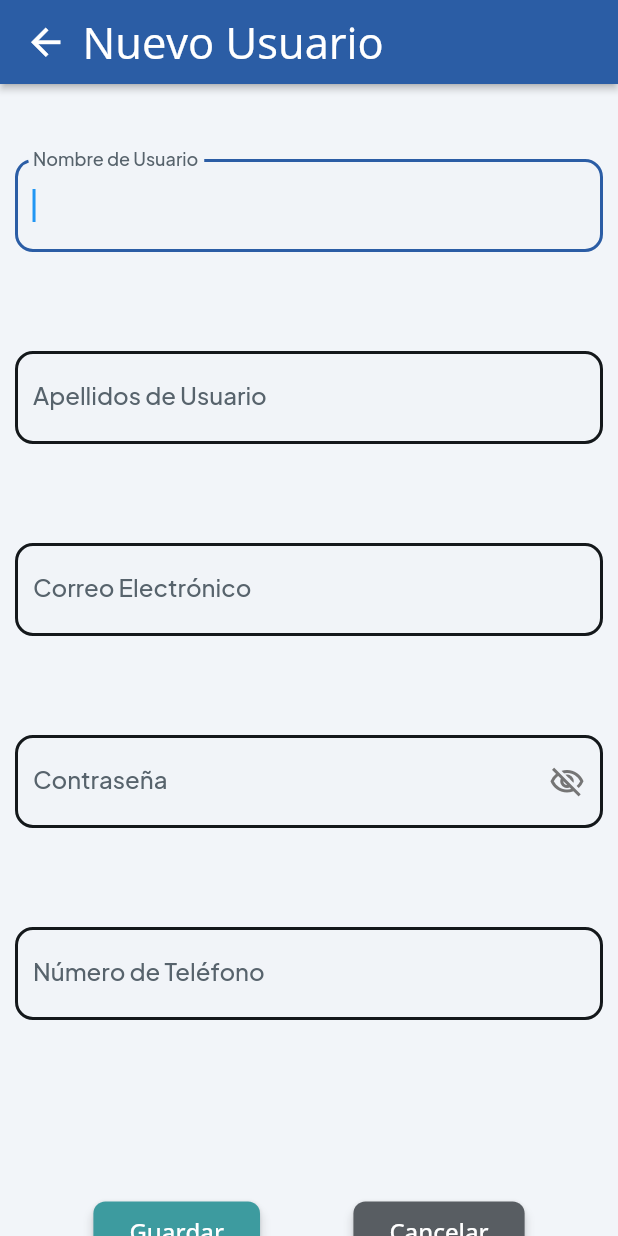
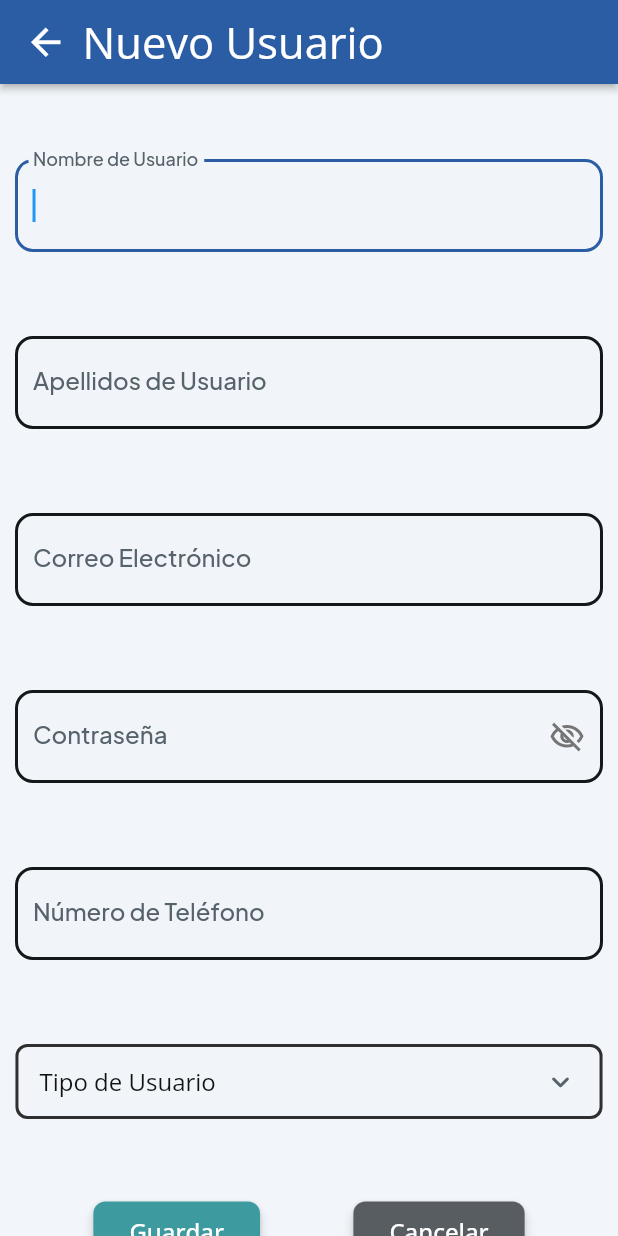
Before and after one commit to RonaldSancho/BarberiaSeulLe-ador_Flutterflow, a Flutter app: the NuevoUsuarioWidget screen opened by its route, after a tap on "Guardar", on a phone screen of 412 x 824 dp. Run offline on Flutter 3.47's test engine with Material 2 defaults, Android fonts, the phone set to English and light mode, and no system bars; drawn by our look-alikes of auto_size_text; our stand-ins replace cloud_firestore, data_table_2, dropdown_button2, file_picker, firebase_auth, firebase_core and 17 more; missing offline and left inert: json_path, mime_type; accounts and stored records are empty.

Commit message:
Se agrega la acción de agregar un nuevo usuario desde el rol de administrador

```diff
--- a/lib/modulo_usuarios/nuevo_usuario/nuevo_usuario_model.dart
+++ b/lib/modulo_usuarios/nuevo_usuario/nuevo_usuario_model.dart
@@ -1,6 +1,8 @@
+import '/flutter_flow/flutter_flow_drop_down.dart';
 import '/flutter_flow/flutter_flow_theme.dart';
 import '/flutter_flow/flutter_flow_util.dart';
 import '/flutter_flow/flutter_flow_widgets.dart';
+import '/flutter_flow/form_field_controller.dart';
 import '/custom_code/actions/index.dart' as actions;
 import '/flutter_flow/random_data_util.dart' as random_data;
 import 'nuevo_usuario_widget.dart' show NuevoUsuarioWidget;
@@ -37,6 +39,9 @@ class NuevoUsuarioModel extends FlutterFlowModel<NuevoUsuarioWidget> {
   FocusNode? txtTelefonoFocusNode;
   TextEditingController? txtTelefonoController;
   String? Function(BuildContext, String?)? txtTelefonoControllerValidator;
+  // State field(s) for ddTipoUsuario widget.
+  String? ddTipoUsuarioValue;
+  FormFieldController<String>? ddTipoUsuarioValueController;
 
   /// Initialization and disposal methods.
 
--- a/lib/modulo_usuarios/nuevo_usuario/nuevo_usuario_widget.dart
+++ b/lib/modulo_usuarios/nuevo_usuario/nuevo_usuario_widget.dart
@@ -1,6 +1,8 @@
+import '/flutter_flow/flutter_flow_drop_down.dart';
 import '/flutter_flow/flutter_flow_theme.dart';
 import '/flutter_flow/flutter_flow_util.dart';
 import '/flutter_flow/flutter_flow_widgets.dart';
+import '/flutter_flow/form_field_controller.dart';
 import '/custom_code/actions/index.dart' as actions;
 import '/flutter_flow/random_data_util.dart' as random_data;
 import 'package:flutter/material.dart';
@@ -190,7 +192,7 @@ class _NuevoUsuarioWidgetState extends State<NuevoUsuarioWidget> {
                 ),
               ),
               Padding(
-                padding: EdgeInsetsDirectional.fromSTEB(0.0, 50.0, 0.0, 0.0),
+                padding: EdgeInsetsDirectional.fromSTEB(0.0, 40.0, 0.0, 0.0),
                 child: Row(
                   mainAxisSize: MainAxisSize.max,
                   children: [
@@ -266,7 +268,7 @@ class _NuevoUsuarioWidgetState extends State<NuevoUsuarioWidget> {
                 ),
               ),
               Padding(
-                padding: EdgeInsetsDirectional.fromSTEB(0.0, 50.0, 0.0, 0.0),
+                padding: EdgeInsetsDirectional.fromSTEB(0.0, 40.0, 0.0, 0.0),
                 child: Row(
                   mainAxisSize: MainAxisSize.max,
                   children: [
@@ -343,7 +345,7 @@ class _NuevoUsuarioWidgetState extends State<NuevoUsuarioWidget> {
                 ),
               ),
               Padding(
-                padding: EdgeInsetsDirectional.fromSTEB(0.0, 50.0, 0.0, 0.0),
+                padding: EdgeInsetsDirectional.fromSTEB(0.0, 40.0, 0.0, 0.0),
                 child: Row(
                   mainAxisSize: MainAxisSize.max,
                   children: [
@@ -432,7 +434,7 @@ class _NuevoUsuarioWidgetState extends State<NuevoUsuarioWidget> {
                 ),
               ),
               Padding(
-                padding: EdgeInsetsDirectional.fromSTEB(0.0, 50.0, 0.0, 70.0),
+                padding: EdgeInsetsDirectional.fromSTEB(0.0, 40.0, 0.0, 0.0),
                 child: Row(
                   mainAxisSize: MainAxisSize.max,
                   children: [
@@ -508,6 +510,45 @@ class _NuevoUsuarioWidgetState extends State<NuevoUsuarioWidget> {
                 ),
               ),
               Padding(
+                padding: EdgeInsetsDirectional.fromSTEB(0.0, 40.0, 0.0, 20.0),
+                child: Row(
+                  mainAxisSize: MainAxisSize.max,
+                  mainAxisAlignment: MainAxisAlignment.center,
+                  children: [
+                    FlutterFlowDropDown<String>(
+                      controller: _model.ddTipoUsuarioValueController ??=
+                          FormFieldController<String>(null),
+                      options: [' Administrador', 'Trabajador', 'Cliente'],
+                      onChanged: (val) =>
+                          setState(() => _model.ddTipoUsuarioValue = val),
+                      width: MediaQuery.sizeOf(context).width * 0.95,
+                      height: 50.0,
+                      textStyle:
+                          FlutterFlowTheme.of(context).labelLarge.override(
+                                fontFamily: 'Open Sans',
+                                color: Color(0xFF101213),
+                              ),
+                      hintText: 'Tipo de Usuario',
+                      icon: Icon(
+                        Icons.keyboard_arrow_down_rounded,
+                        color: FlutterFlowTheme.of(context).secondaryText,
+                        size: 24.0,
+                      ),
+                      fillColor: Color(0xE4F1F4F8),
+                      elevation: 2.0,
+                      borderColor: Color(0xCE000000),
+                      borderWidth: 2.0,
+                      borderRadius: 8.0,
+                      margin:
+                          EdgeInsetsDirectional.fromSTEB(16.0, 4.0, 16.0, 4.0),
+                      hidesUnderline: true,
+                      isSearchable: false,
+                      isMultiSelect: false,
+                    ),
+                  ],
+                ),
+              ),
+              Padding(
                 padding: EdgeInsetsDirectional.fromSTEB(0.0, 35.0, 0.0, 0.0),
                 child: Row(
                   mainAxisSize: MainAxisSize.max,
@@ -520,7 +561,7 @@ class _NuevoUsuarioWidgetState extends State<NuevoUsuarioWidget> {
                           _model.txtNombreUsuarioController.text,
                           _model.txtApellidosUsuarioController.text,
                           _model.txtTelefonoController.text,
-                          '',
+                          _model.ddTipoUsuarioValue!,
                           random_data.randomString(
                             4,
                             8,
@@ -530,6 +571,25 @@ class _NuevoUsuarioWidgetState extends State<NuevoUsuarioWidget> {
                           ),
                           _model.txtContrasennaController.text,
                         );
+                        await showDialog(
+                          context: context,
+                          builder: (alertDialogContext) {
+                            return AlertDialog(
+                              title: Text('Usuario creado.'),
+                              content: Text(
+                                  'El usuario ha sido creado exitosamente.'),
+                              actions: [
+                                TextButton(
+                                  onPressed: () =>
+                                      Navigator.pop(alertDialogContext),
+                                  child: Text('De acuerdo.'),
+                                ),
+                              ],
+                            );
+                          },
+                        );
+
+                        context.pushNamed('ListaUsuarios');
                       },
                       text: 'Guardar',
                       options: FFButtonOptions(
```
